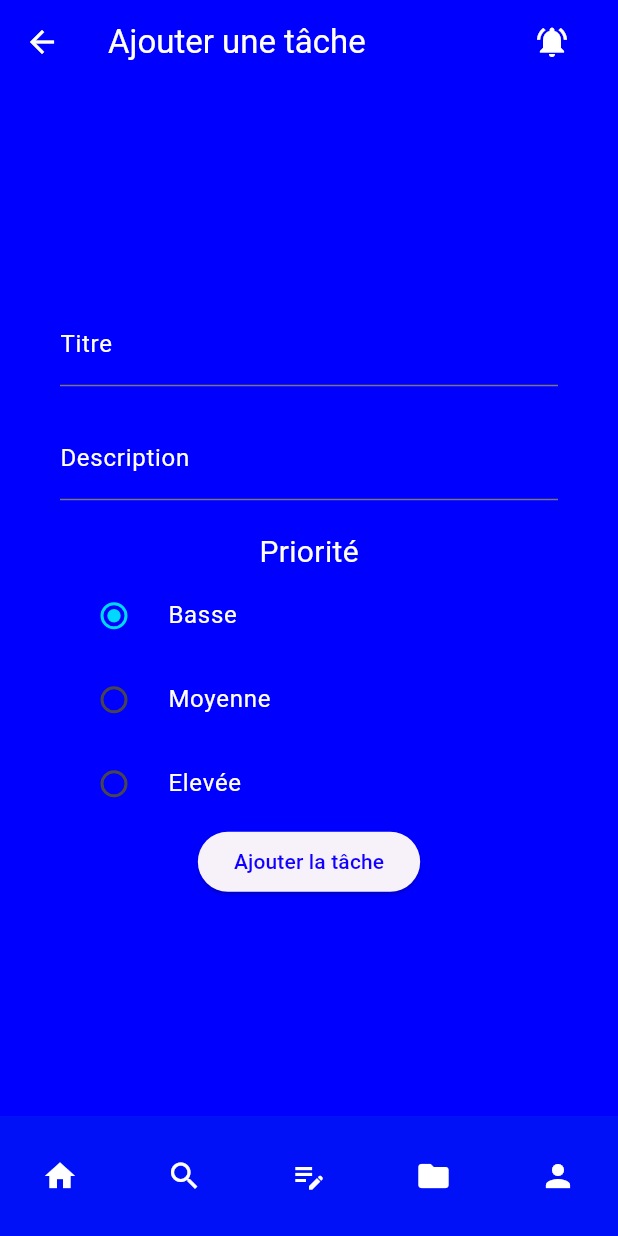
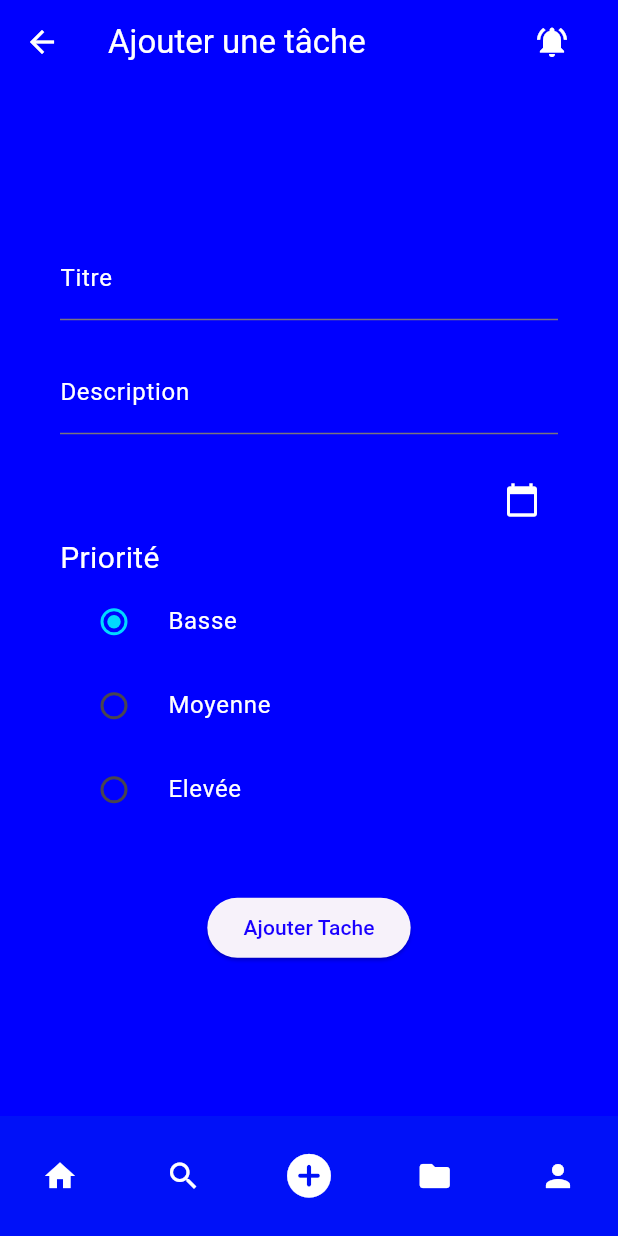
Before and after one commit to NdiasseFall/Projet_G3_flutter, a Flutter app: the screen it shows after launch, item 3 of the bottom bar chosen, on a phone screen of 412 x 824 dp. Run offline on Flutter 3.47's test engine with Material 3 defaults, Android fonts, the phone set to English and light mode, and no system bars.

```diff
--- a/lib/main.dart
+++ b/lib/main.dart
@@ -113,7 +113,7 @@ class _HomePageState extends State<HomePage> {
                   ),
                 );
               },
-              icon: const Icon(Icons.edit_note),
+              icon: const Icon(Icons.add_circle_rounded,size: 35,),
             ),
             IconButton(
               color: Colors.white,
--- a/lib/src/addtask.dart
+++ b/lib/src/addtask.dart
@@ -1,33 +1,28 @@
 import 'package:flutter/material.dart';
 import 'detailstask.dart';
 import '../main.dart';
+import 'inscription.dart';
 
 class Task {
-  final String title;
-  final String description;
-  final int priority;
-  final bool val1;
-
   Task({
     required this.title,
     required this.description,
+    this.dueDate,
     required this.priority,
-    required this.val1,
+    this.isCompleted = false,
   });
+  String title;
+  String description;
+  DateTime? dueDate;
+  int priority;
+  bool isCompleted;
+
+  void toggleCompletion() {
+    isCompleted = !isCompleted;
+  }
 }
 
-List<Task> tasks = [
-  Task(
-      title: 'Acheter des courses',
-      description: 'Pain, lait, œufs',
-      priority: 1,
-      val1: false),
-  Task(
-      title: 'Réunion de travail',
-      description: 'Présentation à 15h',
-      priority: 0,
-      val1: false),
-];
+List<Task> tasks = [];
 
 class TaskPage extends StatefulWidget {
   const TaskPage({super.key});
@@ -39,8 +34,10 @@ class TaskPage extends StatefulWidget {
 
 class _TaskPageState extends State<TaskPage> {
   int _groupValue = 0;
+  final List<Task> _tasks = [];
   final TextEditingController _titleController = TextEditingController();
   final TextEditingController _descriptionController = TextEditingController();
+  DateTime? _selectedDueDate;
 
   void onChange(int? value) {
     setState(() {
@@ -48,25 +45,59 @@ class _TaskPageState extends State<TaskPage> {
     });
   }
 
+  List<Task> _filterTasks(String query) {
+    if (query.isEmpty) {
+      return _tasks;
+    }
+
+    return _tasks
+        .where((task) => task.title.toLowerCase().contains(query.toLowerCase()))
+        .toList();
+  }
+
   addTask() {
+    if (_titleController.text.isNotEmpty &&
+        _descriptionController.text.isNotEmpty) {
       String title0 = _titleController.text;
       String description0 = _descriptionController.text;
       int priority0 = _groupValue;
-    bool value = false;
       setState(() {
         tasks.add(Task(
           title: title0,
           description: description0,
+          dueDate: _selectedDueDate,
           priority: priority0,
-          val1: value));
+        ));
+        _tasks.sort((a, b) {
+          if (a.dueDate == null) return 1;
+          if (b.dueDate == null) return -1;
+          return a.dueDate!.compareTo(b.dueDate!);
+        });
         _titleController.clear();
         _descriptionController.clear();
+        _selectedDueDate = null;
         _groupValue = 0;
       });
 
       ScaffoldMessenger.of(context).showSnackBar(
         const SnackBar(content: Text('Tâche ajoutée avec succès!')),
       );
+    }
+  }
+
+  Future<void> _selectDueDate(BuildContext context) async {
+    final DateTime? pickedDate = await showDatePicker(
+      context: context,
+      initialDate: DateTime.now(),
+      firstDate: DateTime.now(),
+      lastDate: DateTime.now().add(const Duration(days: 365 * 5)),
+    );
+
+    if (pickedDate != null) {
+      setState(() {
+        _selectedDueDate = pickedDate;
+      });
+    }
   }
 
   @override
@@ -117,8 +148,25 @@ class _TaskPageState extends State<TaskPage> {
                   ),
                 ),
               ),
-              const Text('Priorité',
+              Row(
+                mainAxisAlignment: MainAxisAlignment.end,
+                crossAxisAlignment: CrossAxisAlignment.end,
+                children: [
+                  IconButton(
+                    onPressed: () => _selectDueDate(context),
+                    icon: const Icon(
+                      Icons.calendar_today,
+                      color: Colors.white,
+                    ),
+                  ),
+                ],
+              ),
+              const Row(
+                children: [
+                  Text('Priorité',
                       style: TextStyle(color: Colors.white, fontSize: 20)),
+                ],
+              ),
               RadioListTile(
                   title: const Text(
                     'Basse',
@@ -142,12 +190,15 @@ class _TaskPageState extends State<TaskPage> {
                   activeColor: const Color.fromARGB(255, 197, 0, 26),
                   groupValue: _groupValue,
                   onChanged: onChange),
-              ElevatedButton(
+              Padding(
+                padding: const EdgeInsets.only(top: 40.0),
+                child: ElevatedButton(
                   onPressed: () {
                     addTask();
                   },
-                child: const Text('Ajouter la tâche',
-                    style: TextStyle(color: Color.fromARGB(255, 17, 0, 255))),
+                  child: const Text('Ajouter Tache',
+                      style: TextStyle(color: Color.fromARGB(255, 25, 0, 255))),
+                ),
               )
             ],
           ),
@@ -173,7 +224,12 @@ class _TaskPageState extends State<TaskPage> {
             IconButton(
               color: Colors.white,
               onPressed: () {
-                // Handle button press
+                Navigator.push(
+                  context,
+                  MaterialPageRoute(
+                    builder: (context) => const MyPageIns(),
+                  ),
+                );
               },
               icon: const Icon(Icons.search),
             ),
@@ -187,7 +243,10 @@ class _TaskPageState extends State<TaskPage> {
                   ),
                 );
               },
-              icon: const Icon(Icons.edit_note),
+              icon: const Icon(
+                Icons.add_circle_rounded,
+                size: 35,
+              ),
             ),
             IconButton(
               color: Colors.white,
--- a/pubspec.yaml
+++ b/pubspec.yaml
@@ -34,6 +34,7 @@ dependencies:
     # The following adds the Cupertino Icons font to your application.
     # Use with the CupertinoIcons class for iOS style icons.
     cupertino_icons: ^1.0.6
+    intl: ^0.19.0
 
 dev_dependencies:
     flutter_test:
```
Also changed, not shown: lib/src/detailstask.dart (+54 -21 lines), lib/src/listtask.dart (deleted, +0 -60 lines), lib/src/mestest.dart (deleted, +0 -145 lines), pubspec.lock. Lines whose indentation alone changed are shown as unchanged.
